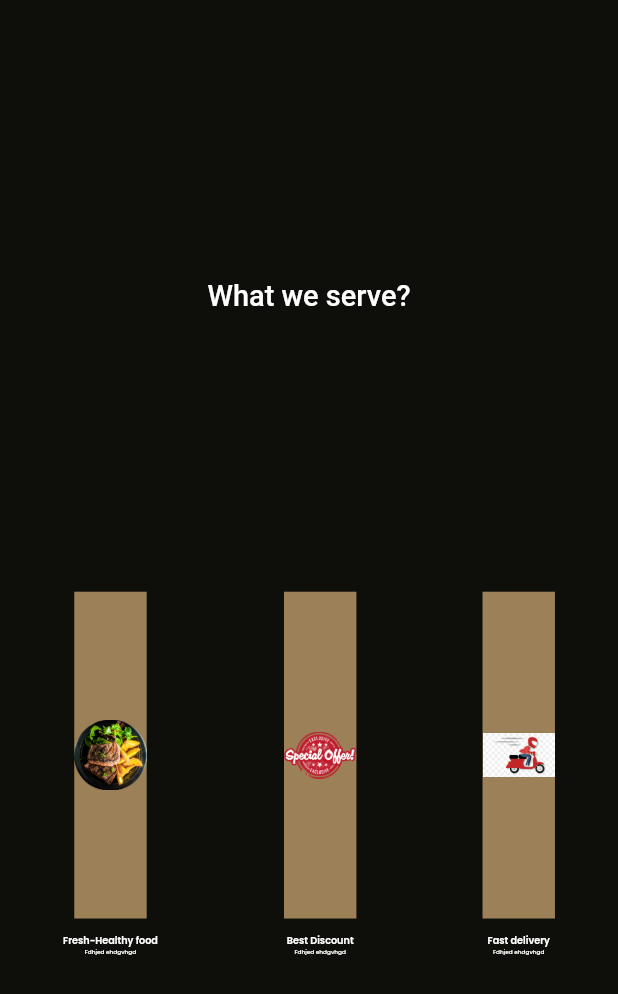
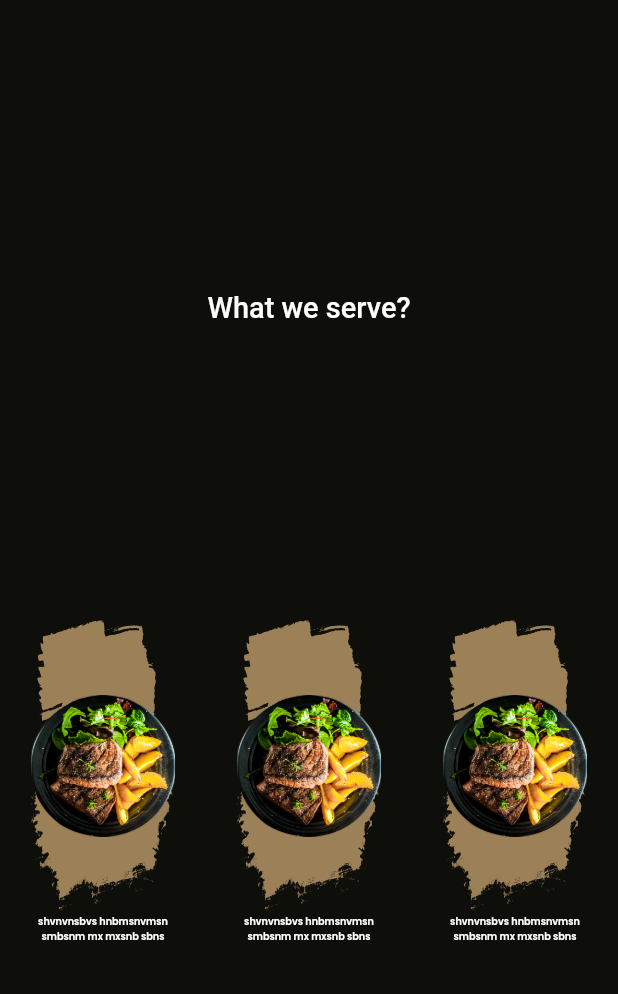
Before and after one commit to nishan-rasheed/restaurent_web, a Flutter app: the screen it shows after launch, swiped to page 2, on a phone screen of 412 x 824 dp. Shown: the top 994 px of the screen. Run offline on Flutter 3.47's test engine with Material 2 defaults, Android fonts, the light colour scheme and no system bars; drawn by our look-alikes of flutter_animate; our stand-ins replace flutter_screenutil, flutter_svg, google_fonts.

Commit message:
nw change

```diff
--- a/lib/modules/dash_view/view/screens/dash_screen.dart
+++ b/lib/modules/dash_view/view/screens/dash_screen.dart
@@ -1,5 +1,6 @@
 import 'package:flutter/gestures.dart';
 import 'package:flutter/material.dart';
+import 'package:google_fonts/google_fonts.dart';
 import 'package:restaurent_web/modules/home/view/screens/home_screen.dart';
 import 'package:restaurent_web/modules/services/view/screens/services_screen.dart';
 
@@ -30,10 +31,7 @@ class DashScreens extends StatelessWidget {
       )
     );
   }
-
-
 }
-
 
 class CustomPageViewScrollPhysics extends ScrollPhysics {
   const CustomPageViewScrollPhysics({ScrollPhysics? parent})
--- a/lib/modules/home/view/screens/home_screen.dart
+++ b/lib/modules/home/view/screens/home_screen.dart
@@ -17,8 +17,14 @@ class HomeScreen extends StatelessWidget {
   Widget build(BuildContext context) {
     return Scaffold(
       body:
-      Padding(
+      Container(
+
         padding:  EdgeInsets.symmetric(horizontal: 50.w,vertical: 50.h),
+        decoration: BoxDecoration(
+          image: DecorationImage(image: AssetImage(AppAssets.backgroundImage),
+          fit: BoxFit.cover
+          )
+        ),
         child: Column(
           children: [
             Row(mainAxisAlignment: MainAxisAlignment.spaceAround,
--- a/lib/modules/services/view/screens/services_screen.dart
+++ b/lib/modules/services/view/screens/services_screen.dart
@@ -1,8 +1,10 @@
 import 'package:flutter/material.dart';
 import 'package:flutter_animate/flutter_animate.dart';
 import 'package:flutter_screenutil/flutter_screenutil.dart';
+import 'package:flutter_svg/flutter_svg.dart';
 import 'package:restaurent_web/utils/constants/app_assets.dart';
 import 'package:restaurent_web/utils/constants/app_color.dart';
+import 'package:restaurent_web/utils/constants/app_icons.dart';
 import 'package:restaurent_web/utils/constants/app_spaces.dart';
 import 'package:restaurent_web/utils/constants/app_styles.dart';
 import 'package:restaurent_web/utils/constants/common_text.dart';
@@ -14,11 +16,10 @@ class ServicesScreen extends StatelessWidget {
 
   @override
   Widget build(BuildContext context) {
-   int backGroundAnimDelay=1000;
-   int backGroundAnimDuration =1000;
-   int imageAnimDuration =100;
-   int imageAnimDelay =1100;
-   int textAnimDelay =1500;
+   var animDuration=1000.ms;
+   var splashDelay=0.ms;
+   var imageDelay=0.ms;
+   var textDelay=0.ms;
 
 
     return Scaffold(
@@ -29,66 +30,23 @@ class ServicesScreen extends StatelessWidget {
 
           Row(mainAxisAlignment: MainAxisAlignment.spaceAround,
             children: [
-              Column(
-                children: [
-                  Container(
-                    height: 220.h,width: 150.w,
-                    color: AppColor.secondoryBgColor,
-                    child: Image.asset(AppAssets.foodImage)
-                    .animate().slide(delay: Duration(milliseconds: imageAnimDelay),duration:Duration(milliseconds: imageAnimDuration)),
-                  ).animate().fadeIn(delay: Duration(milliseconds: backGroundAnimDelay),duration:Duration(milliseconds: backGroundAnimDuration),curve: Curves.ease,),
+              FeaturesWidget(
+                animDuration: animDuration,
+                image:AppAssets.foodImage ,
+                text:'vdhmv dhbdmn dnhdvnb dnvndbd nb dhdb ' ,),
+              FeaturesWidget(
+                animDuration: animDuration,
+                splashDelay: 1000.ms,
 
-                 cm10Height,
+                image:AppAssets.offerImage ,
+                text:'Spediaj ssmn s nvdmndmn d',),
 
-                  CommonText(text: 'Fresh-Healthy food',
-                  textStyle: AppStyles.st20600,).animate().fadeIn(delay: Duration(milliseconds: textAnimDelay),curve: Curves.ease,),
+               FeaturesWidget(
+                animDuration: animDuration,
+                image:AppAssets.deliveryImage ,
+                text:'fast delivery',),
+              //
 
-                  CommonText(text: 'Fdhjed ehdgvhgd',
-                  textAlign: TextAlign.center,
-                  textStyle: AppStyles.st12500,).animate().fadeIn(delay:Duration(milliseconds: textAnimDelay),curve: Curves.ease,),
-                ],
-              ),
-              //
-             Column(
-                children: [
-                  Container(
-                    height: 220.h,width: 150.w,
-                    color: AppColor.secondoryBgColor,
-                    child: Image.asset(AppAssets.offerImage)
-                    .animate().slide(delay: Duration(milliseconds: imageAnimDelay+1000),duration:Duration(milliseconds: imageAnimDuration)),
-                  ).animate().fadeIn(delay: Duration(milliseconds: backGroundAnimDelay+1000),duration:Duration(milliseconds: backGroundAnimDuration+1000),curve: Curves.ease,),
-
-                   cm10Height,
-                  CommonText(text: 'Best Discount',
-                  textStyle: AppStyles.st20600,).animate().fadeIn(delay: Duration(milliseconds: textAnimDelay+1000),curve: Curves.ease,),
-
-                  CommonText(text: 'Fdhjed ehdgvhgd',
-                  textAlign: TextAlign.center,
-                  textStyle: AppStyles.st12500,).animate().fadeIn(delay:Duration(milliseconds: textAnimDelay+1000),curve: Curves.ease,),
-                ],
-              ),
-
-
-              //
-             Column(
-                children: [
-                  Container(
-                    height: 220.h,width: 150.w,
-                    color: AppColor.secondoryBgColor,
-                    child: Image.asset(AppAssets.deliveryImage)
-                    .animate().slide(delay: Duration(milliseconds: imageAnimDelay+2000),duration:Duration(milliseconds: imageAnimDuration)),
-                  ).animate().fadeIn(delay: Duration(milliseconds: backGroundAnimDelay+2000),duration:Duration(milliseconds: backGroundAnimDuration+2000),curve: Curves.ease,),
-
-                  cm10Height,
-
-                  CommonText(text: 'Fast delivery',
-                  textStyle: AppStyles.st20600,).animate().fadeIn(delay: Duration(milliseconds: textAnimDelay+2000),curve: Curves.ease,),
-
-                  CommonText(text: 'Fdhjed ehdgvhgd',
-                  textAlign: TextAlign.center,
-                  textStyle: AppStyles.st12500,).animate().fadeIn(delay:Duration(milliseconds: textAnimDelay+2000),curve: Curves.ease,),
-                ],
-              ),
             ],
           )
         ],
@@ -96,3 +54,64 @@ class ServicesScreen extends StatelessWidget {
     );
   }
 }
+
+class FeaturesWidget extends StatelessWidget {
+  const FeaturesWidget({
+    super.key,
+    required this.animDuration,
+    required this.text,
+    required this.image,
+    this.splashDelay, this.imageDelay, this.textDelay,
+  });
+
+  final Duration animDuration;
+  final Duration? splashDelay;
+  final Duration? imageDelay;
+  final Duration? textDelay;
+  final String text;
+  final String image;
+  @override
+  Widget build(BuildContext context) {
+    return SizedBox(
+      width: 300.w,
+      child: Column(
+        children: [
+          Stack(
+            clipBehavior: Clip.none,
+            alignment: Alignment.center,
+            children: [
+
+           SvgPicture.asset(AppIcons.splashBox,
+              width: 300.w,height: 200.h,
+              fit: BoxFit.fill,).animate()
+              .scaleXY(
+                begin: 0,
+                end: 1,
+                duration: animDuration,
+                curve: Curves.easeInOutCubic),
+
+
+              Image.asset(AppAssets.foodImage,
+              height: 150.h,width: 150.h
+              ).animate(delay:animDuration+200.ms)
+                .slideY(
+                    begin: -20,
+                    end: 0,
+                    duration: animDuration,
+                    curve: Curves.easeInOutCubic)
+            ],
+          ),
+          CommonText(text: 'shvnvnsbvs hnbmsnvmsn smbsnm mx mxsnb sbns',
+          textAlign: TextAlign.center,
+                         textStyle: AppStyles.st20600,).
+                         animate(delay:animDuration+1000.ms )
+            .slideX(
+            begin: 20,
+            end: 0,
+            duration: 1000.ms,
+            curve: Curves.easeInOutCubic)
+        ],
+      ),
+    );
+  }
+}
--- a/pubspec.yaml
+++ b/pubspec.yaml
@@ -39,6 +39,7 @@ dependencies:
   flutter_screenutil: ^5.9.0
   provider: ^6.0.5
   google_fonts: ^6.1.0
+  flutter_svg: ^2.0.8
 
 
 dev_dependencies:
```
Also changed, not shown: pubspec.lock.
